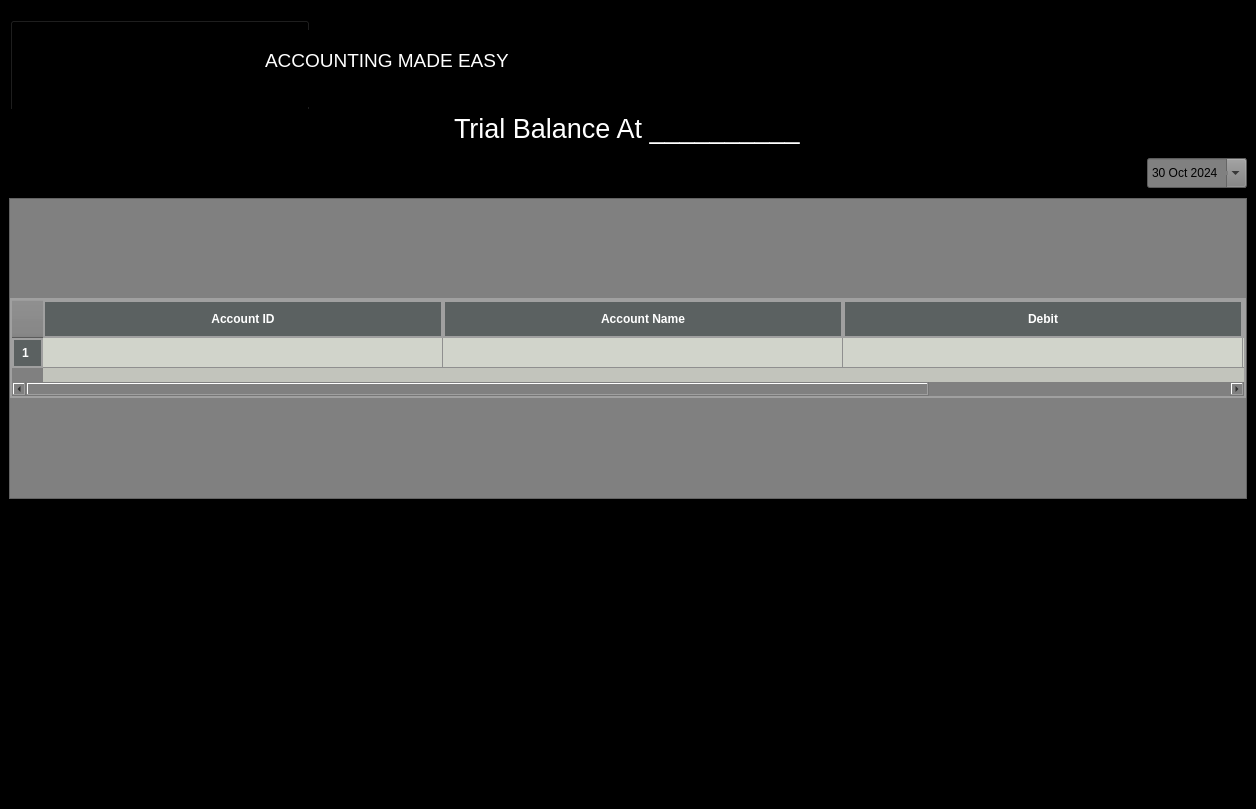
First picture: the form in trialbalance.ui, repository SujalMainali/Ledger-Logic, before the edit.
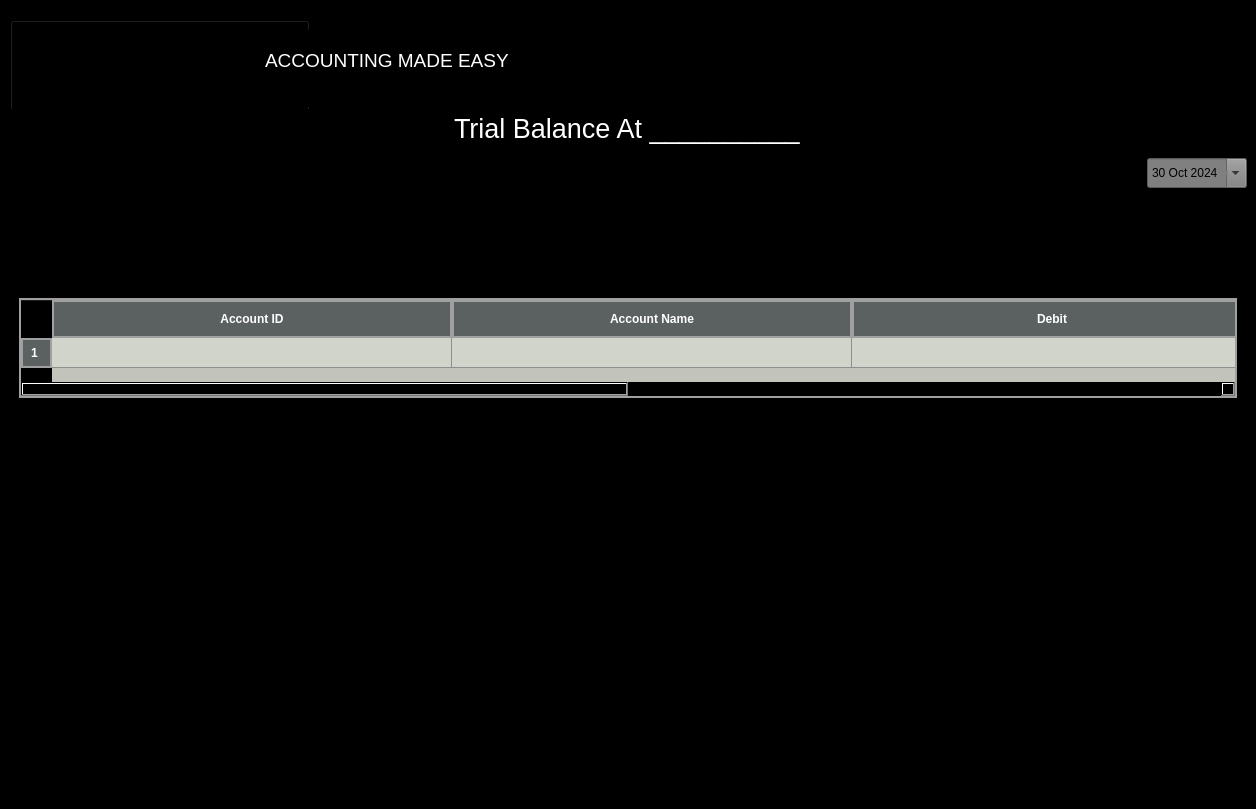
Second picture: the form after the edit. Icons and pictures are not drawn.

The edit to the form file:
```diff
--- a/trialbalance.ui
+++ b/trialbalance.ui
@@ -186,37 +186,34 @@
      </widget>
     </item>
     <item>
-     <widget class="QFrame" name="TableFrame">
+     <widget class="QScrollArea" name="scrollArea">
       <property name="minimumSize">
        <size>
         <width>0</width>
-        <height>100</height>
+        <height>0</height>
        </size>
       </property>
-      <property name="styleSheet">
-       <string notr="true">Background-color:gray;</string>
+      <property name="widgetResizable">
+       <bool>true</bool>
       </property>
-      <property name="frameShape">
-       <enum>QFrame::StyledPanel</enum>
-      </property>
-      <property name="frameShadow">
-       <enum>QFrame::Raised</enum>
+      <widget class="QWidget" name="scrollAreaWidgetContents">
+       <property name="geometry">
+        <rect>
+         <x>0</x>
+         <y>0</y>
+         <width>1236</width>
+         <height>296</height>
+        </rect>
+       </property>
+       <property name="minimumSize">
+        <size>
+         <width>0</width>
+         <height>0</height>
+        </size>
       </property>
       <layout class="QVBoxLayout" name="verticalLayout_2">
-       <property name="spacing">
-        <number>0</number>
-       </property>
-       <property name="leftMargin">
-        <number>0</number>
-       </property>
-       <property name="topMargin">
-        <number>0</number>
-       </property>
-       <property name="rightMargin">
-        <number>0</number>
-       </property>
-       <property name="bottomMargin">
-        <number>0</number>
+        <property name="sizeConstraint">
+         <enum>QLayout::SetDefaultConstraint</enum>
        </property>
        <item>
         <widget class="QTableWidget" name="TrialTable">
@@ -272,6 +269,9 @@
 }
 </string>
          </property>
+          <property name="verticalScrollBarPolicy">
+           <enum>Qt::ScrollBarAsNeeded</enum>
+          </property>
          <property name="textElideMode">
           <enum>Qt::ElideMiddle</enum>
          </property>
@@ -311,6 +311,7 @@
         </widget>
        </item>
       </layout>
+      </widget>
      </widget>
     </item>
     <item>
```
Lines whose indentation alone changed are shown as unchanged.
